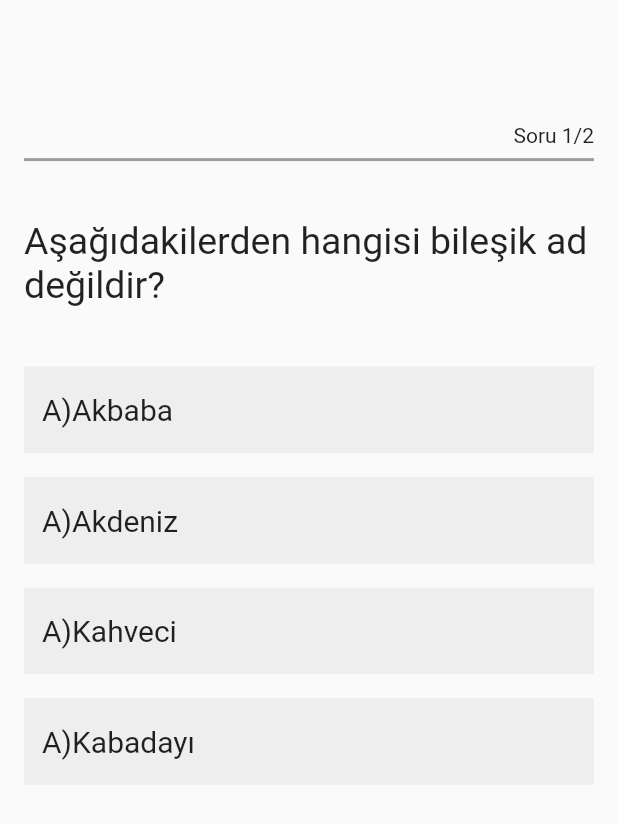
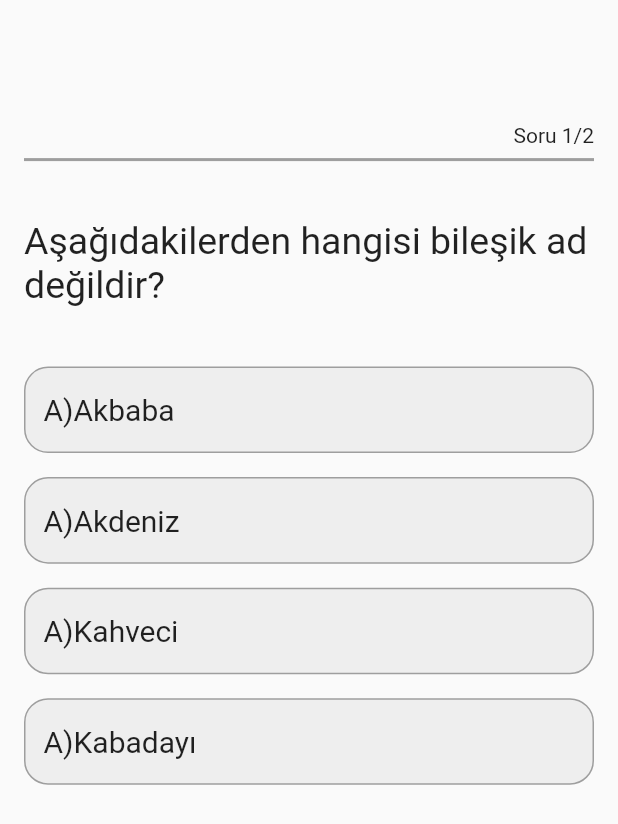
Before and after one commit to erdemgocen44/Flutter-Quiz, a Flutter app: the screen it shows after launch, on a phone screen of 412 x 824 dp. Shown: the top 824 px of the screen. Run offline on Flutter 3.47's test engine with Material 2 defaults, Android fonts, the phone set to English and light mode, and no system bars.

Commit message:
build option container

```diff
--- a/lib/build_option.dart
+++ b/lib/build_option.dart
@@ -2,11 +2,16 @@ import 'package:flutter/material.dart';
 import 'package:quiz/model.dart';
 
 Widget buildOption(BuildContext context, Option option) {
-  return Container(
+  return GestureDetector(
+    child: Container(
       height: MediaQuery.of(context).size.height * 0.07,
       padding: const EdgeInsets.all(12),
       margin: const EdgeInsets.symmetric(vertical: 8),
-    decoration: BoxDecoration(color: Colors.grey.shade200),
+      decoration: BoxDecoration(
+        color: Colors.grey.shade200,
+        borderRadius: BorderRadius.circular(16),
+        border: Border.all(color: Colors.grey),
+      ),
       child: Row(
         mainAxisAlignment: MainAxisAlignment.spaceBetween,
         children: [
@@ -16,5 +21,6 @@ Widget buildOption(BuildContext context, Option option) {
           )
         ],
       ),
+    ),
   );
 }
```
Lines whose indentation alone changed are shown as unchanged.
